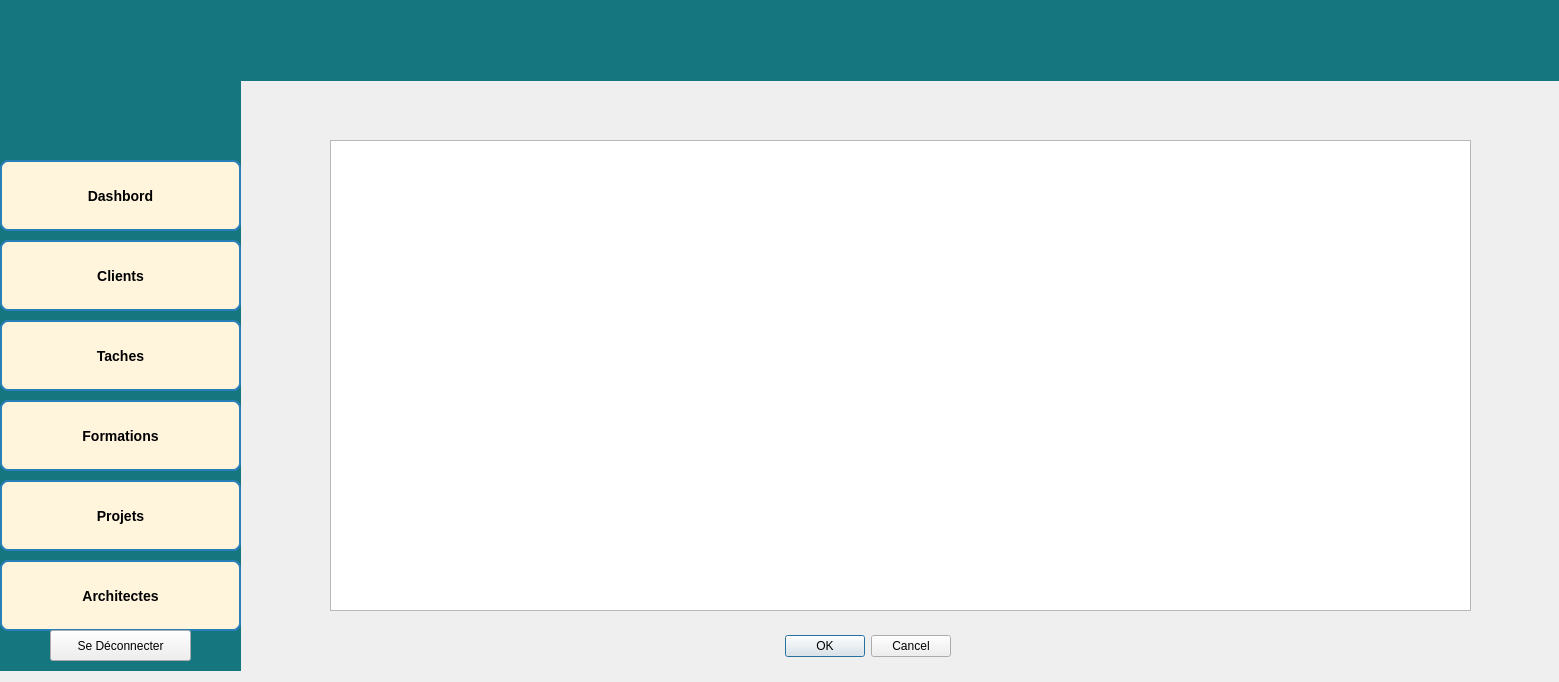
PCPP2425-esprit2A7/2a7-architect-, file dashbord.ui: the form before one commit.
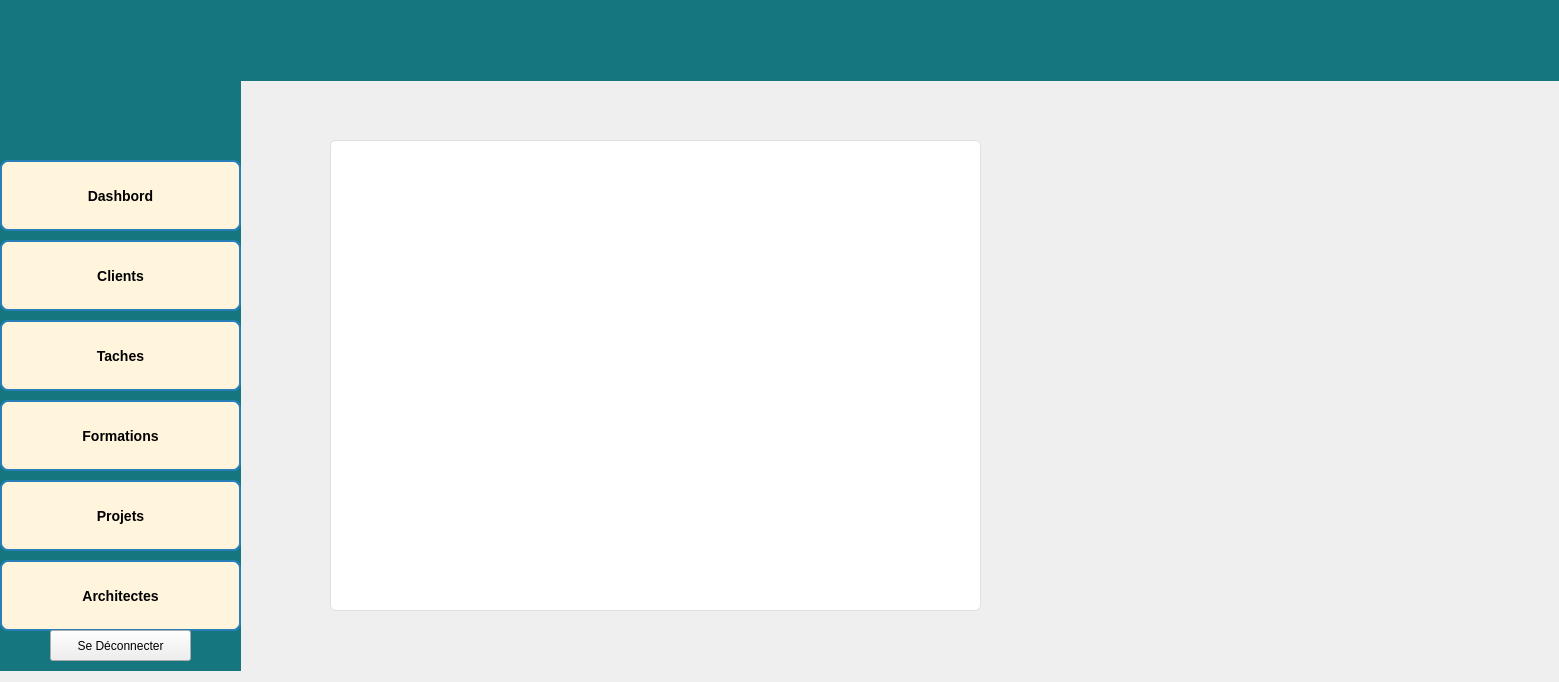
The form after the commit. Icons and pictures are not drawn.

Patch:
```diff
--- a/dashbord.ui
+++ b/dashbord.ui
@@ -13,22 +13,6 @@
   <property name="windowTitle">
    <string>Dialog</string>
   </property>
-  <widget class="QDialogButtonBox" name="buttonBox">
-   <property name="geometry">
-    <rect>
-     <x>610</x>
-     <y>630</y>
-     <width>341</width>
-     <height>32</height>
-    </rect>
-   </property>
-   <property name="orientation">
-    <enum>Qt::Orientation::Horizontal</enum>
-   </property>
-   <property name="standardButtons">
-    <set>QDialogButtonBox::StandardButton::Cancel|QDialogButtonBox::StandardButton::Ok</set>
-   </property>
-  </widget>
   <widget class="QLabel" name="label">
    <property name="geometry">
     <rect>
@@ -192,7 +176,7 @@
     <string>Taches</string>
    </property>
   </widget>
-  <widget class="QPushButton" name="pushButton_4">
+  <widget class="QPushButton" name="anuule">
    <property name="geometry">
     <rect>
      <x>0</x>
@@ -479,15 +463,59 @@
     <string/>
    </property>
   </widget>
-  <widget class="QTableWidget" name="notificationTableView">
+  <widget class="QTableWidget" name="tableView">
    <property name="geometry">
     <rect>
      <x>330</x>
      <y>140</y>
-     <width>1141</width>
+     <width>651</width>
      <height>471</height>
     </rect>
    </property>
+   <property name="styleSheet">
+    <string notr="true">/* Style de base pour le tableau */
+#tableView {
+    background-color: #ffffff;
+    border: 1px solid #e0e0e0;
+    border-radius: 6px;
+    alternate-background-color: #f8f9fa;
+    gridline-color: #e0e0e0;
+    font-family: &quot;Segoe UI&quot;, Arial;
+    font-size: 12px;
+}
+
+/* Style des cellules */
+#tableView::item {
+    padding: 8px;
+    border-bottom: 1px solid #f0f0f0;
+}
+
+/* Style des en-têtes */
+#tableView QHeaderView::section {
+    background-color: #495057;
+    color: white;
+    padding: 8px;
+    border: none;
+    font-weight: 500;
+}
+
+/* Style de sélection */
+#tableView::item:selected {
+    background-color: #e2f0fd;
+    color: #212529;
+}
+
+/* Style des barres de défilement */
+#tableView QScrollBar:vertical {
+    width: 8px;
+    background: transparent;
+}
+
+#tableView QScrollBar::handle:vertical {
+    background: #adb5bd;
+    border-radius: 4px;
+}</string>
+   </property>
   </widget>
  </widget>
  <resources/>
```
Left out of the diff: 35 changed lines with no effect on the pictures.
